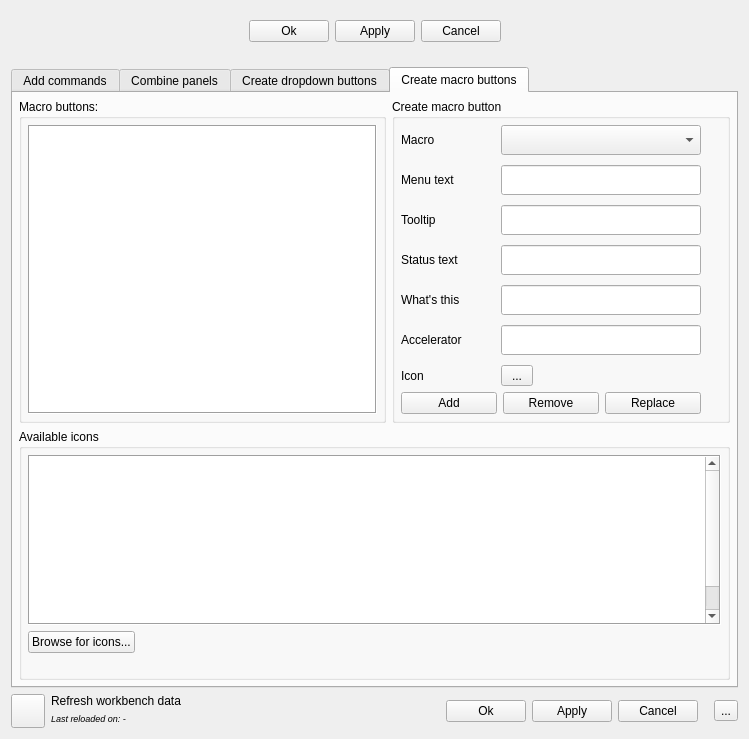
First picture: the form in Resources/ui/AddCommands.ui, repository APEbbers/FreeCAD-Ribbon, before the edit.
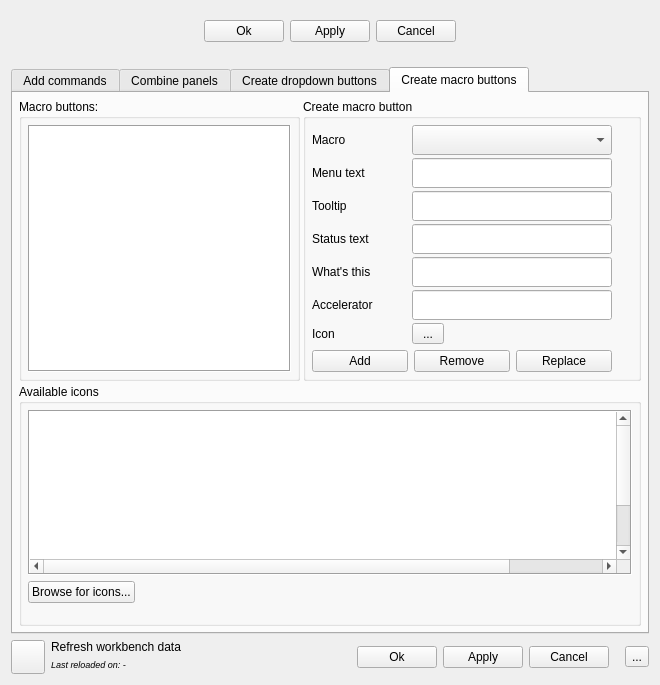
Second picture: the form after the edit. Icons and pictures are not drawn.

```diff
--- a/Resources/ui/AddCommands.ui
+++ b/Resources/ui/AddCommands.ui
@@ -6,8 +6,8 @@
    <rect>
     <x>0</x>
     <y>0</y>
-    <width>749</width>
-    <height>739</height>
+    <width>660</width>
+    <height>685</height>
    </rect>
   </property>
   <property name="acceptDrops">
@@ -831,6 +831,9 @@
        <property name="bottomMargin">
         <number>6</number>
        </property>
+       <property name="spacing">
+        <number>3</number>
+       </property>
        <item row="0" column="0" rowspan="2">
         <widget class="QGroupBox" name="groupBox_4">
          <property name="title">
@@ -898,7 +901,7 @@
              <number>0</number>
             </property>
             <property name="verticalSpacing">
-             <number>10</number>
+             <number>3</number>
             </property>
             <item row="5" column="1">
              <widget class="QLineEdit" name="SetShortcut">
@@ -1302,7 +1305,7 @@
           <item row="0" column="1" colspan="2">
            <widget class="QTableWidget" name="ListMacroButtons">
             <property name="sizePolicy">
-             <sizepolicy hsizetype="Expanding" vsizetype="Expanding">
+             <sizepolicy hsizetype="Expanding" vsizetype="Preferred">
               <horstretch>0</horstretch>
               <verstretch>0</verstretch>
              </sizepolicy>
```
